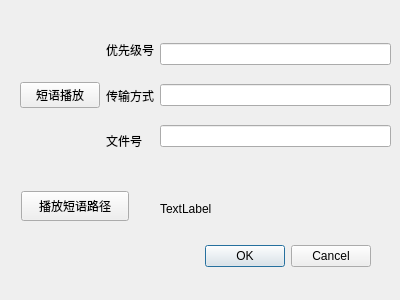
First picture: the form in player.ui, repository ishamo/boom, before the edit.
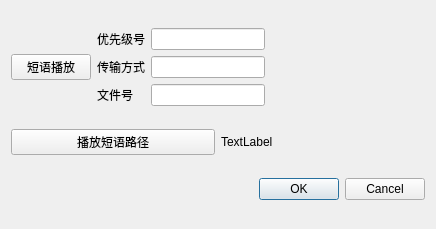
Second picture: the form after the edit.

```diff
--- a/player.ui
+++ b/player.ui
@@ -6,38 +6,15 @@
    <rect>
     <x>0</x>
     <y>0</y>
-    <width>400</width>
-    <height>300</height>
+    <width>436</width>
+    <height>229</height>
    </rect>
   </property>
   <property name="windowTitle">
    <string>Dialog</string>
   </property>
-  <widget class="QDialogButtonBox" name="buttonBox">
-   <property name="geometry">
-    <rect>
-     <x>30</x>
-     <y>240</y>
-     <width>341</width>
-     <height>32</height>
-    </rect>
-   </property>
-   <property name="orientation">
-    <enum>Qt::Horizontal</enum>
-   </property>
-   <property name="standardButtons">
-    <set>QDialogButtonBox::Cancel|QDialogButtonBox::Ok</set>
-   </property>
-  </widget>
-  <widget class="QWidget" name="layoutWidget">
-   <property name="geometry">
-    <rect>
-     <x>20</x>
-     <y>30</y>
-     <width>371</width>
-     <height>131</height>
-    </rect>
-   </property>
+  <layout class="QGridLayout" name="gridLayout">
+   <item row="0" column="0" colspan="2">
    <layout class="QHBoxLayout" name="horizontalLayout_2">
     <item>
      <widget class="QPushButton" name="pushButton">
@@ -86,32 +63,25 @@
         </item>
        </layout>
       </item>
+       <item>
+        <spacer name="horizontalSpacer">
+         <property name="orientation">
+          <enum>Qt::Horizontal</enum>
+         </property>
+         <property name="sizeHint" stdset="0">
+          <size>
+           <width>160</width>
+           <height>20</height>
+          </size>
+         </property>
+        </spacer>
+       </item>
      </layout>
     </item>
    </layout>
-  </widget>
-  <widget class="QLabel" name="label_6">
-   <property name="geometry">
-    <rect>
-     <x>160</x>
-     <y>200</y>
-     <width>221</width>
-     <height>17</height>
-    </rect>
-   </property>
-   <property name="text">
-    <string>TextLabel</string>
-   </property>
-  </widget>
+   </item>
+   <item row="1" column="0">
   <widget class="QPushButton" name="pushButton_2">
-   <property name="geometry">
-    <rect>
-     <x>21</x>
-     <y>191</y>
-     <width>108</width>
-     <height>30</height>
-    </rect>
-   </property>
    <property name="text">
     <string>播放短语路径</string>
    </property>
@@ -119,6 +89,25 @@
     <number>300</number>
    </property>
   </widget>
+   </item>
+   <item row="1" column="1">
+    <widget class="QLabel" name="label_6">
+     <property name="text">
+      <string>TextLabel</string>
+     </property>
+    </widget>
+   </item>
+   <item row="2" column="0" colspan="2">
+    <widget class="QDialogButtonBox" name="buttonBox">
+     <property name="orientation">
+      <enum>Qt::Horizontal</enum>
+     </property>
+     <property name="standardButtons">
+      <set>QDialogButtonBox::Cancel|QDialogButtonBox::Ok</set>
+     </property>
+    </widget>
+   </item>
+  </layout>
  </widget>
  <resources/>
  <connections>
```
Lines whose indentation alone changed are shown as unchanged.
